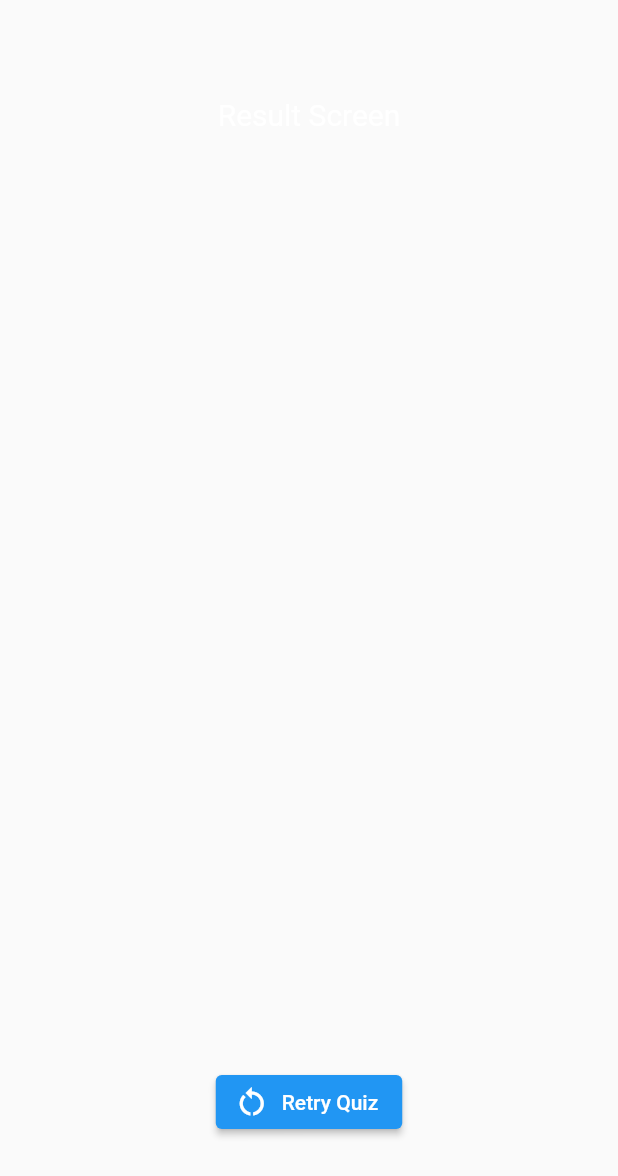
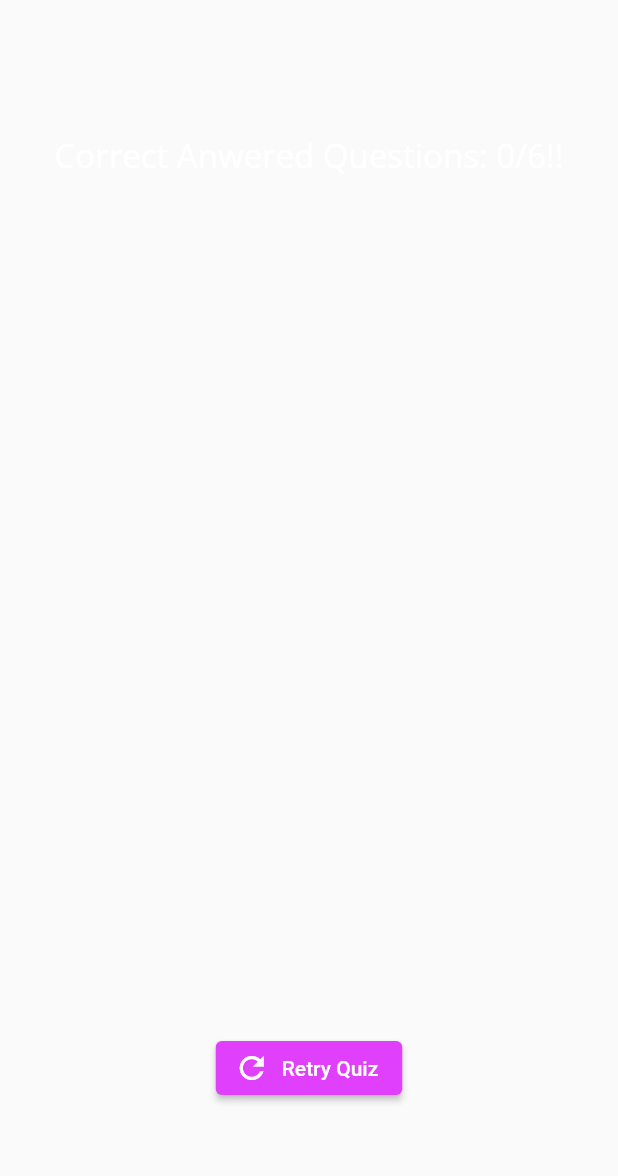
Before and after one commit to divyansh1583/quiz_app, a Flutter app: the Result widget shown alone on an empty page, opened directly with empty values, on a phone screen of 412 x 824 dp. Shown: the top 1176 px of the screen. Run offline on Flutter 3.47's test engine with Material 2 defaults, Android fonts, the phone set to English and light mode, and no system bars; our stand-ins replace google_fonts.

```diff
--- a/lib/buttons/quiz.dart
+++ b/lib/buttons/quiz.dart
@@ -28,6 +28,7 @@ class _StartQuizState extends State<StartQuiz> {
   }
 
   void restartQuiz() {
+    selectedAnswers = [];
     setState(() {
       currentScreen = 'home_screen';
     });
--- a/lib/screens/result_screen.dart
+++ b/lib/screens/result_screen.dart
@@ -1,4 +1,5 @@
 import 'package:flutter/material.dart';
+import 'package:google_fonts/google_fonts.dart';
 import 'package:quiz_app/data/questions_list.dart';
 import 'package:quiz_app/screens/correct_answers.dart';
 
@@ -9,39 +10,48 @@ class Result extends StatelessWidget {
   final void Function() retryQuiz;
 
   List<Map<String, Object>> makeSummary() {
-    List<Map<String, Object>> summary = [];
+    final List<Map<String, Object>> summary = [];
     for (var i = 0; i < selectedAnswers.length; i++) {
-      summary.add({
-        'index': i+1,
-        'question': questions[i],
-        'answer': questions[i].answers[0],
-        'selected_answer': selectedAnswers[i],
-      });
+      summary.add(
+        {
+          'index': i,
+          'question': questions[i].question,
+          'answer': questions[i].answers[0],
+          'selected_answer': selectedAnswers[i],
+        },
+      );
     }
     return summary;
   }
 
   @override
   Widget build(context) {
+    final summaryData = makeSummary();
+    final totalquestions = questions.length;
+    final correctanswers = summaryData
+        .where((data) => data['answer'] == data['selected_answer'])
+        .length;
     return Center(
       child: Column(
-        mainAxisAlignment: MainAxisAlignment.spaceAround,
+        mainAxisSize: MainAxisSize.min,
+        crossAxisAlignment: CrossAxisAlignment.center,
         children: [
-          const Text(
-            'Result Screen',
-            style: TextStyle(
+          Text(
+            'Correct Anwered Questions: $correctanswers/$totalquestions!!',
+            style: GoogleFonts.openSans(
               color: Colors.white,
-              fontSize: 20,
+              fontSize: 22,
             ),
           ),
           const SizedBox(height: 50),
-          CorrectAnswers(summary: makeSummary()),
+          CorrectAnswers(summaryData),
           const SizedBox(height: 50),
           ElevatedButton.icon(
-            onPressed: retryQuiz,
-            label: const Text('Retry Quiz'),
-            icon: const Icon(Icons.restart_alt_sharp),
-          )
+              onPressed: retryQuiz,
+              label: const Text('Retry Quiz'),
+              icon: const Icon(Icons.refresh_sharp),
+              style: ElevatedButton.styleFrom(
+                  backgroundColor: Colors.purpleAccent))
         ],
       ),
     );
--- a/pubspec.yaml
+++ b/pubspec.yaml
@@ -62,7 +62,7 @@ flutter:
   # To add assets to your application, add an assets section, like this:
   assets:
     - assets/images/
-
+    - assets/snapshots/
   # An image asset can refer to one or more resolution-specific "variants", see
   # https://flutter.dev/assets-and-images/#resolution-aware
 
```
Also changed, not shown: lib/screens/correct_answers.dart (+50 -7 lines), assets/snapshots/Screenshot_1.png (added), assets/snapshots/Screenshot_2.png (added), assets/snapshots/Screenshot_3.png (added), 1 other file.
